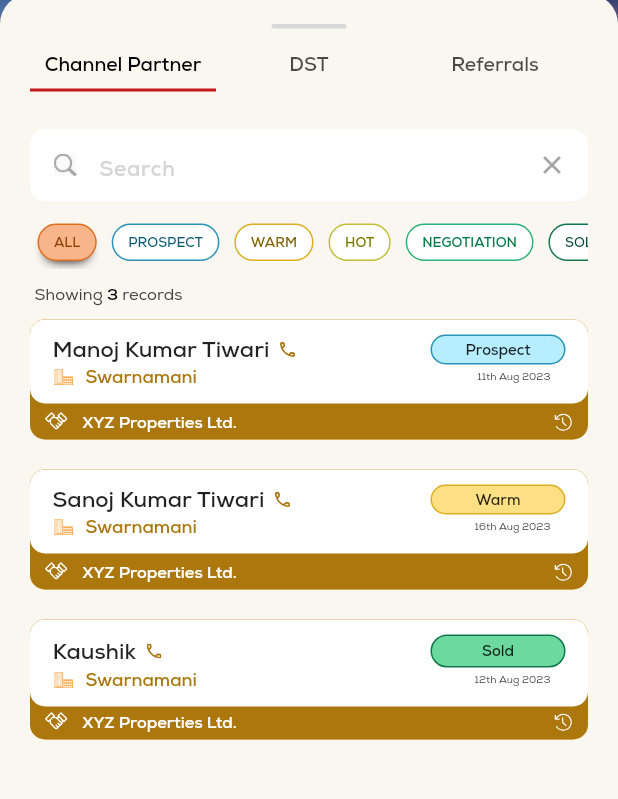
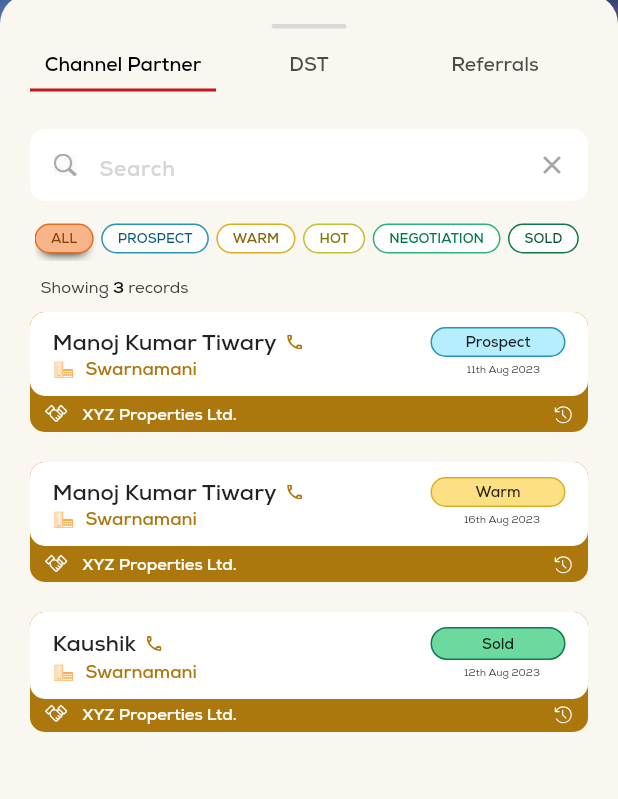
Before and after one commit to vikaspizone/leads, a Flutter app: the screen it shows after launch, after a tap on "LEADS", on a phone screen of 412 x 824 dp, the part 141-940 px from its top. Run offline on Flutter 3.47's test engine with Material 2 defaults, Android fonts, the phone set to English and light mode, and no system bars; drawn by our look-alikes of flutter_slidable; our stand-ins replace fl_chart, flip_card, flutter_svg, stacked, stacked_services, stacked_shared and 1 more.

Commit message:
fix design

```diff
--- a/lib/ui/common/widgets/bottom_bar.dart
+++ b/lib/ui/common/widgets/bottom_bar.dart
@@ -16,7 +16,7 @@ class BottomBar extends StackedView<HomeViewModel> {
     HomeViewModel viewModel,
     Widget? child,
   ) {
-    NavigationService _navigationService = locator<NavigationService>();
+    NavigationService navigationService = locator<NavigationService>();
     return SizedBox(
         height: 58,
         child: Stack(
@@ -35,7 +35,7 @@ class BottomBar extends StackedView<HomeViewModel> {
                         child: GestureDetector(
                             onTap: () {
                               viewModel.changeIndex(0);
-                              _navigationService.replaceWithHomeView();
+                              navigationService.replaceWithHomeView();
                             },
                             child: Column(
                                 mainAxisAlignment: MainAxisAlignment.center,
@@ -91,7 +91,7 @@ class BottomBar extends StackedView<HomeViewModel> {
                         child: GestureDetector(
                             onTap: () {
                               viewModel.changeIndex(2);
-                              _navigationService.navigateTo(Routes.leadsView);
+                              navigationService.navigateTo(Routes.leadsView);
                               viewModel.changeIndex(0);
                             },
                             child: Column(
@@ -119,7 +119,7 @@ class BottomBar extends StackedView<HomeViewModel> {
                         child: GestureDetector(
                             onTap: () {
                               viewModel.changeIndex(3);
-                              _navigationService
+                              navigationService
                                   .navigateTo(Routes.incomingCallView);
                               viewModel.changeIndex(0);
                             },
--- a/lib/ui/views/leads/leads_view.dart
+++ b/lib/ui/views/leads/leads_view.dart
@@ -124,19 +124,22 @@ class LeadsView extends StackedView<LeadsViewModel> with $LeadsView {
                             controller: searchController,
                             focusNode: searchFocusNode),
                         verticalSpaceSmall,
-                        SizedBox(
-                          height: 35,
+                        Container(
+                          height: 30,
                           width: screenWidth(context),
+                          margin: const EdgeInsets.symmetric(horizontal: 3),
                           child: ListView.builder(
                             itemCount: viewModel.filterCategoryList.length,
                             shrinkWrap: true,
                             scrollDirection: Axis.horizontal,
+                            padding: const EdgeInsets.all(0),
                             itemBuilder: (context, index) {
                               return GestureDetector(
                                 onTap: () =>
                                     viewModel.onFilterCategoryTap(index),
                                 child: Container(
-                                  margin: const EdgeInsets.all(5),
+                                  margin: const EdgeInsets.only(
+                                      right: 5, top: 5, bottom: 5),
                                   alignment: Alignment.center,
                                   padding: const EdgeInsets.symmetric(
                                       horizontal: 10),
@@ -179,7 +182,7 @@ class LeadsView extends StackedView<LeadsViewModel> with $LeadsView {
                         ),
                         verticalSpaceSmall,
                         Container(
-                          margin: const EdgeInsets.symmetric(horizontal: 3),
+                          margin: const EdgeInsets.symmetric(horizontal: 7),
                           alignment: Alignment.centerLeft,
                           child: RichText(
                               text: TextSpan(
@@ -244,7 +247,7 @@ class LeadsView extends StackedView<LeadsViewModel> with $LeadsView {
                                             bottomRight: Radius.circular(10)),
                                       ),
                                       padding: const EdgeInsets.symmetric(
-                                          horizontal: 10),
+                                          horizontal: 5),
                                       child: const Column(
                                           crossAxisAlignment:
                                               CrossAxisAlignment.center,
--- a/lib/ui/views/leads/leads_viewmodel.dart
+++ b/lib/ui/views/leads/leads_viewmodel.dart
@@ -60,7 +60,7 @@ class LeadsViewModel extends FormViewModel {
         location: 'Swarnamani',
         clientVisitDate: '3th Aug 2023',
         visitDate: '4th Aug 2023',
-        personName: 'Manoj Kumar Tiwari',
+        personName: 'Manoj Kumar Tiwary',
         status: 'Prospect'),
     LeadsModel(
         backgroundColor: const Color.fromARGB(255, 254, 224, 132),
@@ -70,7 +70,7 @@ class LeadsViewModel extends FormViewModel {
         location: 'Swarnamani',
         clientVisitDate: '17th Aug 2023',
         visitDate: '20th Aug 2023',
-        personName: 'Sanoj Kumar Tiwari',
+        personName: 'Manoj Kumar Tiwary',
         status: 'Warm'),
     LeadsModel(
         backgroundColor: const Color.fromARGB(255, 108, 218, 159),
--- a/lib/widgets/custom_lead_tile.dart
+++ b/lib/widgets/custom_lead_tile.dart
@@ -196,7 +196,7 @@ class _CustomTileState extends State<CustomTile>
                                   fontFamily: 'nexa-regular',
                                   fontWeight: FontWeight.w300),
                             ),
-                            const SizedBox(width: 10)
+                            const SizedBox(width: 17)
                           ],
                         ),
                         isShow
--- a/lib/widgets/slidable_tile.dart
+++ b/lib/widgets/slidable_tile.dart
@@ -16,7 +16,7 @@ class SlidableTile extends StatelessWidget {
     return Slidable(
       key: ValueKey(valueKey),
       endActionPane: ActionPane(
-        extentRatio: (0.9 / 5) * action.length,
+        extentRatio: (0.8 / 5) * action.length,
         motion: const ScrollMotion(),
         children: action,
       ),
```
